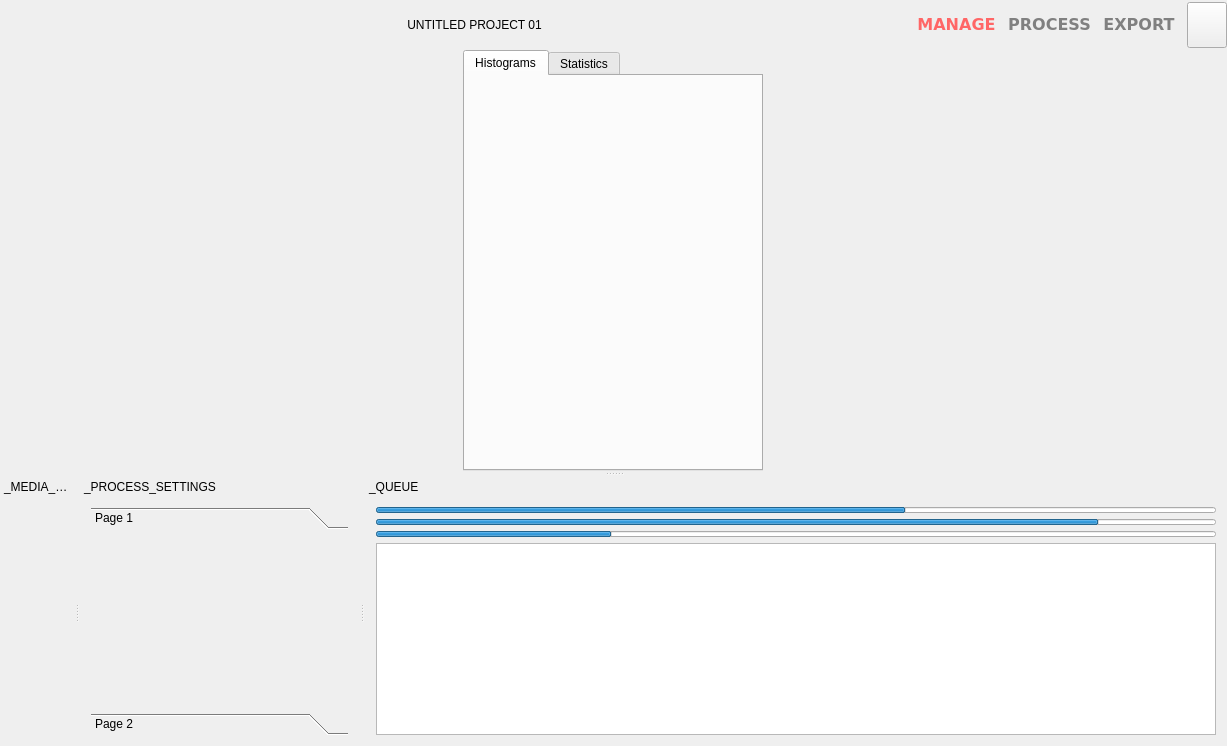
Qt form Source/OpenCine/MainWindow.ui (apertus-open-source-cinema/opencine) before a commit.
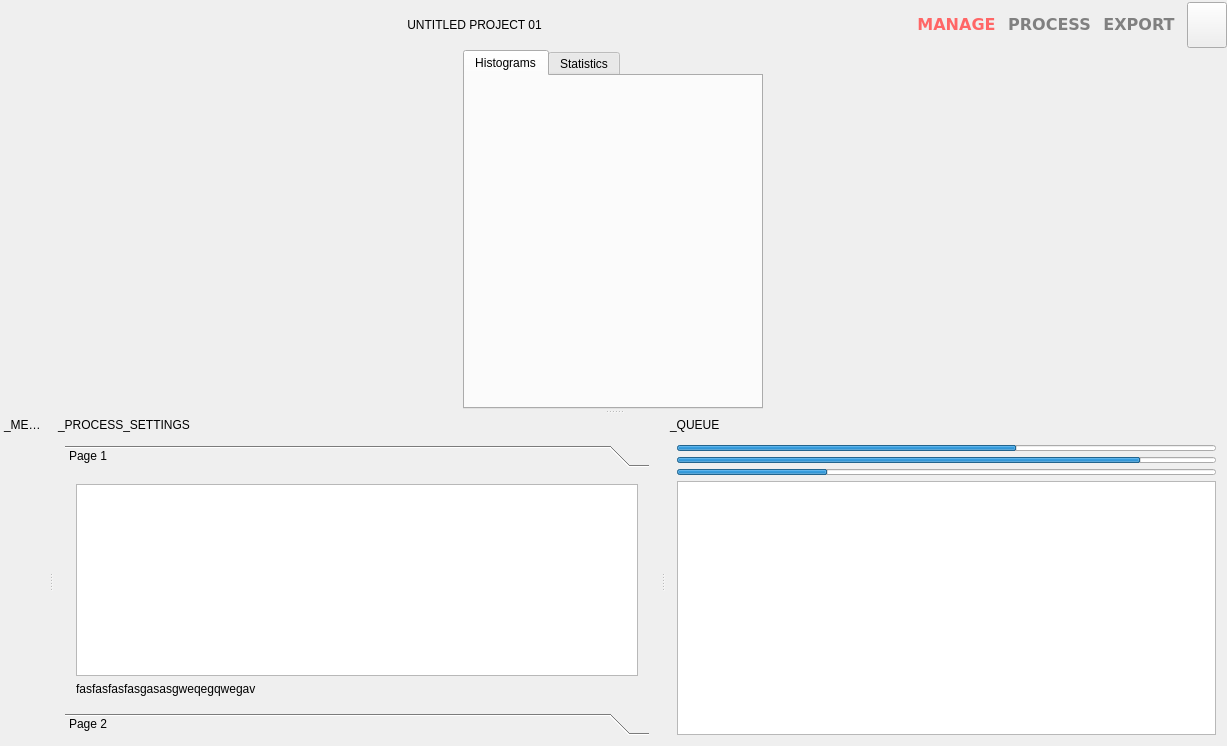
The same form after that commit. Icons and pictures are not drawn.

The edit to the form file:
```diff
--- a/Source/OpenCine/MainWindow.ui
+++ b/Source/OpenCine/MainWindow.ui
@@ -400,7 +400,18 @@
         <attribute name="label">
          <string>Page 1</string>
         </attribute>
-        <layout class="QGridLayout" name="gridLayout_6"/>
+        <layout class="QGridLayout" name="gridLayout_6">
+         <item row="1" column="0">
+          <widget class="QLabel" name="label_2">
+           <property name="text">
+            <string>fasfasfasfasgasasgweqegqwegav</string>
+           </property>
+          </widget>
+         </item>
+         <item row="0" column="0">
+          <widget class="QTextBrowser" name="textBrowser"/>
+         </item>
+        </layout>
        </widget>
        <widget class="QWidget" name="page_2">
         <property name="geometry">
```
